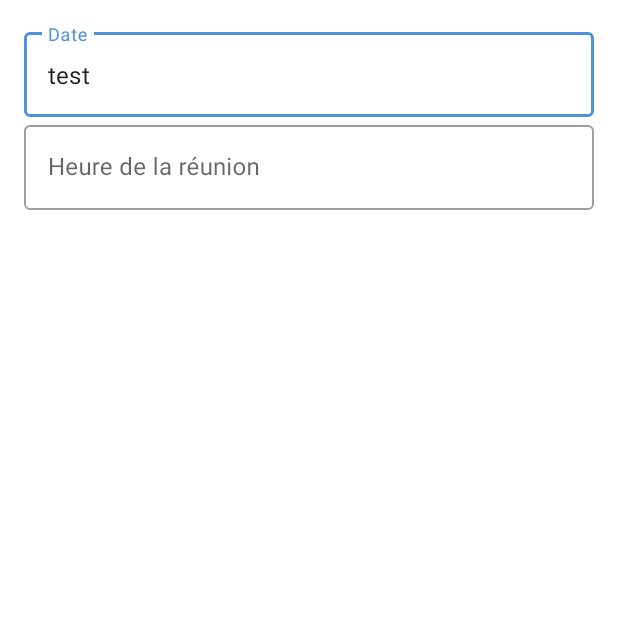
After one commit to Rengrouze/MaReu, an Android app: the AddMeetingActivity screen opened directly, with no data from a screen before it, on a phone screen of 412 x 824 dp, the top half of it. The commit adds this screen. Run offline under Robolectric (Android 15) with nearby library versions, the phone set to English and light mode, and no system bars.

Commit message:
On peut enfin ouvrir une activité en cliquant sur le bouton

```diff
--- a/app/src/main/AndroidManifest.xml
+++ b/app/src/main/AndroidManifest.xml
@@ -10,6 +10,11 @@
         android:supportsRtl="true"
         android:theme="@style/Theme.MaRéu">
         <activity
+            android:name=".AddMeetingActivity"
+            android:exported="false"
+            android:label="@string/title_activity_add_meeting"
+            android:theme="@style/Theme.MaRéu.NoActionBar" />
+        <activity
             android:name=".MainActivity"
             android:exported="true">
             <intent-filter>
--- /dev/null
+++ b/app/src/main/java/com/javacourse/oc/maru/AddMeetingActivity.java
@@ -0,0 +1,27 @@
+package com.javacourse.oc.maru;
+
+import android.os.Bundle;
+
+import androidx.appcompat.app.AppCompatActivity;
+
+import android.view.View;
+
+import com.javacourse.oc.maru.databinding.ActivityAddMeetingBinding;
+
+public class AddMeetingActivity extends AppCompatActivity {
+
+  private ActivityAddMeetingBinding binding;
+
+    @Override
+    protected void onCreate(Bundle savedInstanceState) {
+        super.onCreate(savedInstanceState);
+        binding = ActivityAddMeetingBinding.inflate(getLayoutInflater());
+        View view = binding.getRoot();
+        setContentView(view);
+
+        binding.datePickerEditText.setText("test");
+
+    }
+
+
+}
--- a/app/src/main/java/com/javacourse/oc/maru/service/MeetingApiService.java
+++ b/app/src/main/java/com/javacourse/oc/maru/service/MeetingApiService.java
@@ -12,5 +12,9 @@ public interface MeetingApiService {
      */
     List<Meeting> getMeetings();
 
+    void addMeeting(Meeting meeting);
+
+    void deleteMeeting(Meeting meeting);
+
 
 }
--- /dev/null
+++ b/app/src/main/res/drawable/baseline_circle_24.xml
@@ -0,0 +1,5 @@
+<vector android:height="24dp" android:tint="#3F445E"
+    android:viewportHeight="24" android:viewportWidth="24"
+    android:width="24dp" xmlns:android="http://schemas.android.com/apk/res/android">
+    <path android:fillColor="@android:color/white" android:pathData="M12,2C6.47,2 2,6.47 2,12s4.47,10 10,10 10,-4.47 10,-10S17.53,2 12,2z"/>
+</vector>
--- a/app/src/main/res/drawable/ic_baseline_delete_24.xml
+++ b/app/src/main/res/drawable/ic_baseline_delete_24.xml
@@ -1,5 +1,5 @@
-<vector android:height="24dp" android:tint="#3F445E"
+<vector android:height="32dp" android:tint="#3F445E"
     android:viewportHeight="24" android:viewportWidth="24"
-    android:width="24dp" xmlns:android="http://schemas.android.com/apk/res/android">
+    android:width="32dp" xmlns:android="http://schemas.android.com/apk/res/android">
     <path android:fillColor="@android:color/white" android:pathData="M6,19c0,1.1 0.9,2 2,2h8c1.1,0 2,-0.9 2,-2V7H6v12zM19,4h-3.5l-1,-1h-5l-1,1H5v2h14V4z"/>
 </vector>
--- /dev/null
+++ b/app/src/main/res/layout/activity_add_meeting.xml
@@ -0,0 +1,54 @@
+<?xml version="1.0" encoding="utf-8"?>
+<androidx.constraintlayout.widget.ConstraintLayout xmlns:android="http://schemas.android.com/apk/res/android"
+    android:layout_width="match_parent"
+    android:layout_height="match_parent"
+    xmlns:app="http://schemas.android.com/apk/res-auto">
+
+    <ScrollView
+        android:layout_width="match_parent"
+        android:layout_height="match_parent">
+
+        <LinearLayout
+            android:layout_width="match_parent"
+            android:layout_height="wrap_content"
+            android:orientation="vertical"
+            android:padding="16dp">
+
+            <com.google.android.material.textfield.TextInputLayout
+                android:id="@+id/datePickerLayout"
+                style="@style/Widget.MaterialComponents.TextInputLayout.OutlinedBox"
+                android:layout_width="match_parent"
+                android:layout_height="wrap_content"
+                android:hint="Date">
+
+                <com.google.android.material.textfield.TextInputEditText
+                    android:id="@+id/datePickerEditText"
+                    android:layout_width="match_parent"
+                    android:layout_height="wrap_content"
+                    android:inputType="none"
+                    />
+
+            </com.google.android.material.textfield.TextInputLayout>
+
+            <com.google.android.material.textfield.TextInputLayout
+                style="@style/Widget.MaterialComponents.TextInputLayout.OutlinedBox"
+                android:layout_width="match_parent"
+                android:layout_height="wrap_content"
+                android:hint="Heure de la réunion"
+                app:layout_constraintTop_toBottomOf="@+id/datePickerLayout">
+
+                <com.google.android.material.textfield.TextInputEditText
+                    android:id="@+id/time_picker_edittext"
+                    android:layout_width="match_parent"
+                    android:layout_height="wrap_content"
+                    android:inputType="none" />
+
+            </com.google.android.material.textfield.TextInputLayout>
+
+
+
+        </LinearLayout>
+
+    </ScrollView>
+
+</androidx.constraintlayout.widget.ConstraintLayout>
--- /dev/null
+++ b/app/src/main/res/values-land/dimens.xml
@@ -0,0 +1,3 @@
+<resources>
+    <dimen name="fab_margin">48dp</dimen>
+</resources>
--- /dev/null
+++ b/app/src/main/res/values-w1240dp/dimens.xml
@@ -0,0 +1,3 @@
+<resources>
+    <dimen name="fab_margin">200dp</dimen>
+</resources>
--- /dev/null
+++ b/app/src/main/res/values-w600dp/dimens.xml
@@ -0,0 +1,3 @@
+<resources>
+    <dimen name="fab_margin">48dp</dimen>
+</resources>
--- a/app/src/main/res/values/colors.xml
+++ b/app/src/main/res/values/colors.xml
@@ -10,4 +10,8 @@
 
     <color name="blue_neutral">#4E92DF</color>
     <color name="blue_darker">#3F7ABD</color>
+    <color name="color_salle_default">#3F51B5</color>
+    <color name="color_salle_a">#4CAF50</color>
+    <color name="color_salle_b">#FFEB3B</color>
+    <color name="color_salle_c">#E91E63</color>
 </resources>
--- /dev/null
+++ b/app/src/main/res/values/dimens.xml
@@ -0,0 +1,3 @@
+<resources>
+    <dimen name="fab_margin">16dp</dimen>
+</resources>
--- a/app/src/main/res/values/themes.xml
+++ b/app/src/main/res/values/themes.xml
@@ -13,4 +13,13 @@
         <item name="android:statusBarColor" tools:targetApi="l">?attr/colorPrimaryVariant</item>
         <!-- Customize your theme here. -->
     </style>
+
+    <style name="Theme.MaRéu.NoActionBar">
+        <item name="windowActionBar">false</item>
+        <item name="windowNoTitle">true</item>
+    </style>
+
+    <style name="Theme.MaRéu.AppBarOverlay" parent="ThemeOverlay.AppCompat.Dark.ActionBar" />
+
+    <style name="Theme.MaRéu.PopupOverlay" parent="ThemeOverlay.AppCompat.Light" />
 </resources>
```
Also changed, not shown: app/src/main/java/com/javacourse/oc/maru/MainActivity.java (+6 -4 lines), app/src/main/java/com/javacourse/oc/maru/MeetingAdapter.java (+7 -0 lines), app/src/main/java/com/javacourse/oc/maru/MeetingViewHolder.java (+15 -2 lines), app/src/main/java/com/javacourse/oc/maru/model/Meeting.java (+6 -5 lines), app/src/main/java/com/javacourse/oc/maru/service/DummyMeetingApiService.java (+9 -0 lines), app/src/main/java/com/javacourse/oc/maru/service/DummyMeetingGenerator.java (+6 -4 lines), app/src/main/res/layout/item_list_meeting.xml (+25 -22 lines), app/src/main/res/values/strings.xml (+9 -0 lines).
